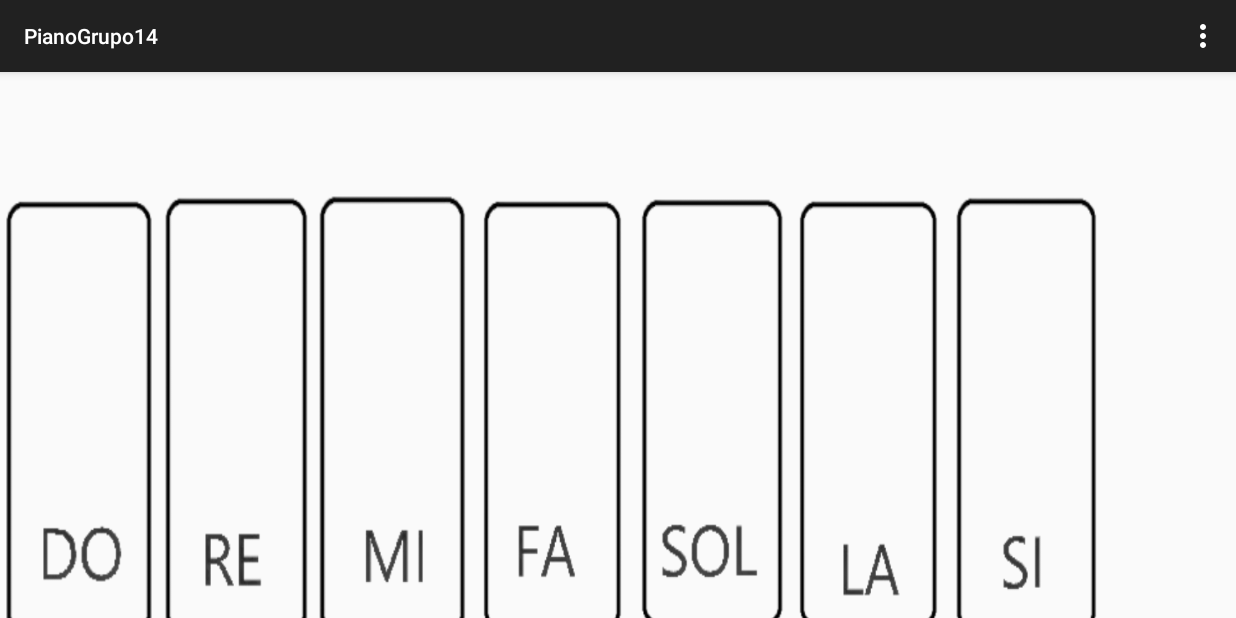
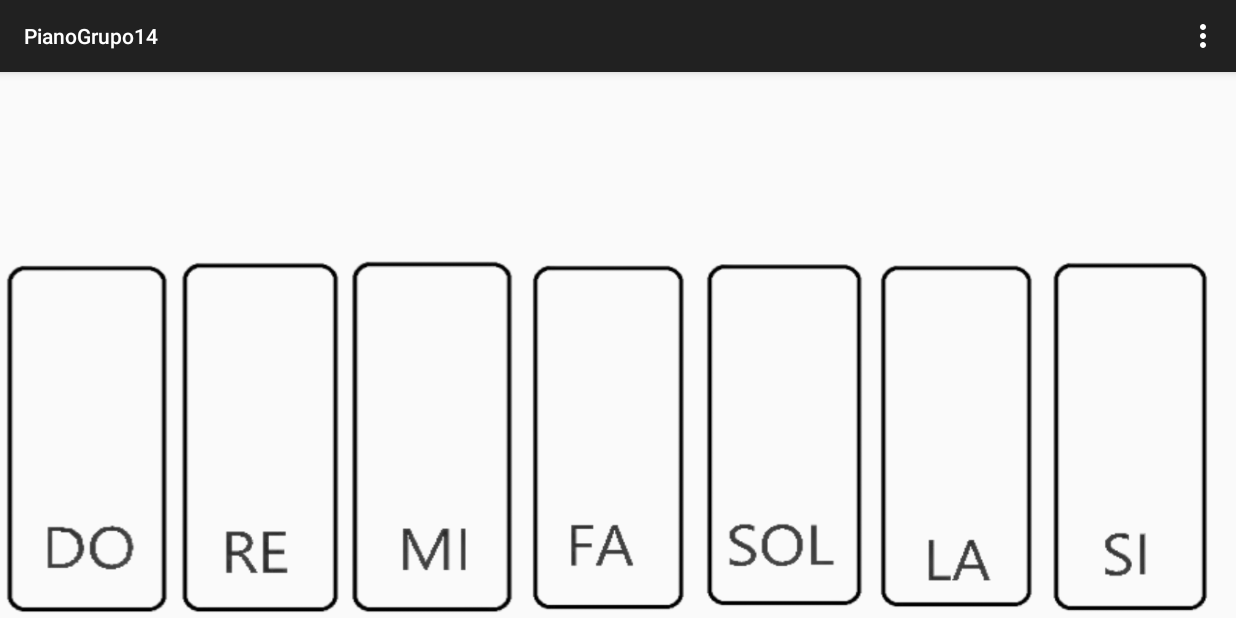
Before and after one commit to StevenJM05/PianoGrupo14, an Android app: the screen it shows after launch (Piano_tradicional), on a phone screen of 824 x 412 dp (held sideways). Run offline under Robolectric (Android 15) with nearby library versions, the phone set to English and light mode, and no system bars.

Commit message:
ajuste de altura y anchura en el piano de carlos

```diff
--- a/app/src/main/res/layout/activity_main.xml
+++ b/app/src/main/res/layout/activity_main.xml
@@ -9,10 +9,10 @@
 
     <ImageButton
         android:id="@+id/bDetenerR"
-        android:layout_width="50dp"
-        android:layout_height="50dp"
+        android:layout_width="25dp"
+        android:layout_height="25dp"
         android:layout_alignParentEnd="true"
-        android:layout_marginEnd="9dp"
+        android:layout_marginEnd="15dp"
         android:contentDescription="@string/detener"
         android:onClick="DetenerReproduccion"
         android:src="@drawable/pare" />
--- a/app/src/main/res/layout/activity_piano_tradicional.xml
+++ b/app/src/main/res/layout/activity_piano_tradicional.xml
@@ -7,63 +7,64 @@
     tools:context=".MainActivity">
     <LinearLayout
         android:layout_width="match_parent"
-        android:layout_height="match_parent"
+        android:layout_height="wrap_content"
         android:layout_centerHorizontal="true"
         android:orientation="horizontal"
+        android:layout_alignParentBottom="true"
         tools:ignore="UselessParent">
 
         <ImageButton
-            android:layout_width="105dp"
-            android:layout_height="300dp"
-            android:layout_marginTop="80dp"
+            android:layout_width="116dp"
+            android:layout_height="240dp"
+            android:layout_marginTop="60dp"
             android:background="@drawable/d_o"
             android:onClick="d_o"
             tools:ignore="ButtonStyle,ContentDescription,SpeakableTextPresentCheck" />
 
         <ImageButton
-            android:layout_width="105dp"
-            android:layout_height="300dp"
-            android:layout_marginTop="80dp"
+            android:layout_width="116dp"
+            android:layout_height="240dp"
+            android:layout_marginTop="60dp"
             android:background="@drawable/re_"
             android:onClick="re"
             tools:ignore="ButtonStyle,ContentDescription,SpeakableTextPresentCheck,SpeakableTextPresentCheck" />
 
         <ImageButton
-            android:layout_width="105dp"
-            android:layout_height="300dp"
-            android:layout_marginTop="80dp"
+            android:layout_width="116dp"
+            android:layout_height="240dp"
+            android:layout_marginTop="60dp"
             android:background="@drawable/mi_"
             android:onClick="mi"
             tools:ignore="ButtonStyle,ContentDescription,SpeakableTextPresentCheck" />
 
         <ImageButton
-            android:layout_width="105dp"
-            android:layout_height="300dp"
-            android:layout_marginTop="80dp"
+            android:layout_width="116dp"
+            android:layout_height="240dp"
+            android:layout_marginTop="60dp"
             android:background="@drawable/fa_"
             android:onClick="fa"
             tools:ignore="ButtonStyle,ContentDescription,SpeakableTextPresentCheck,VisualLintBounds" />
 
         <ImageButton
-            android:layout_width="105dp"
-            android:layout_height="300dp"
-            android:layout_marginTop="80dp"
+            android:layout_width="116dp"
+            android:layout_height="240dp"
+            android:layout_marginTop="60dp"
             android:background="@drawable/sol_"
             android:onClick="sol"
             tools:ignore="ButtonStyle,ContentDescription,SpeakableTextPresentCheck,VisualLintBounds" />
 
         <ImageButton
-            android:layout_width="105dp"
-            android:layout_height="300dp"
-            android:layout_marginTop="80dp"
+            android:layout_width="116dp"
+            android:layout_height="240dp"
+            android:layout_marginTop="60dp"
             android:background="@drawable/la_"
             android:onClick="la"
             tools:ignore="ButtonStyle,ContentDescription,SpeakableTextPresentCheck,VisualLintBounds" />
 
         <ImageButton
-            android:layout_width="105dp"
-            android:layout_height="300dp"
-            android:layout_marginTop="80dp"
+            android:layout_width="116dp"
+            android:layout_height="240dp"
+            android:layout_marginTop="60dp"
             android:background="@drawable/si_"
             android:onClick="si"
             tools:ignore="ButtonStyle,ContentDescription,SpeakableTextPresentCheck,TouchTargetSizeCheck,VisualLintBounds" />
```
